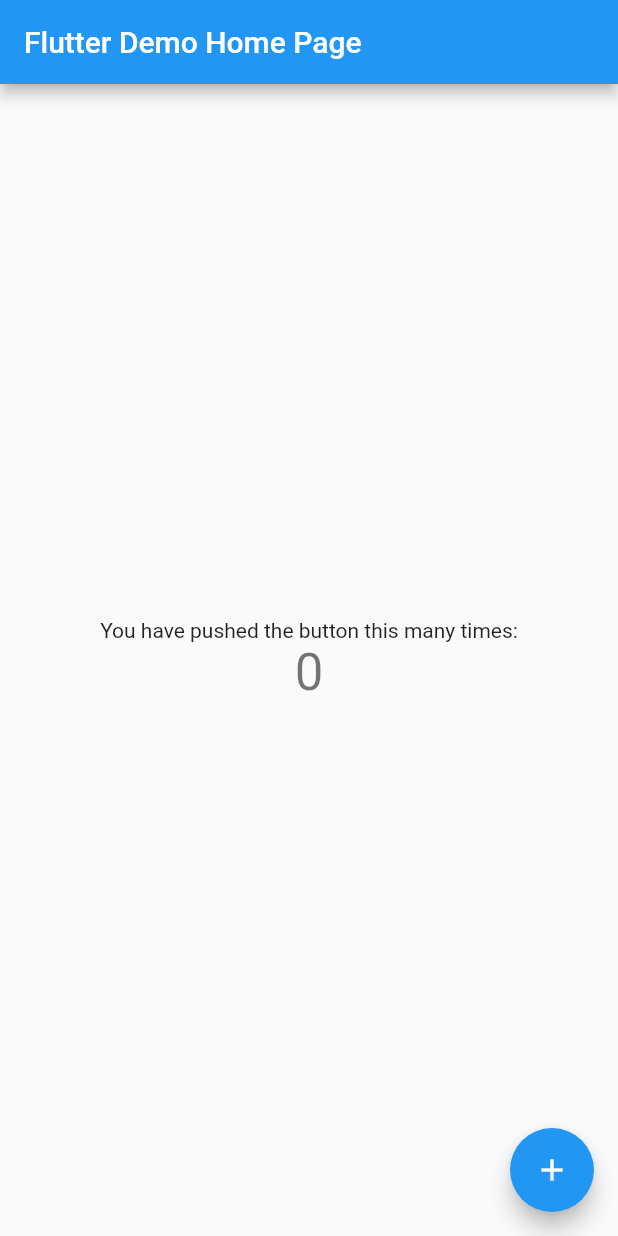
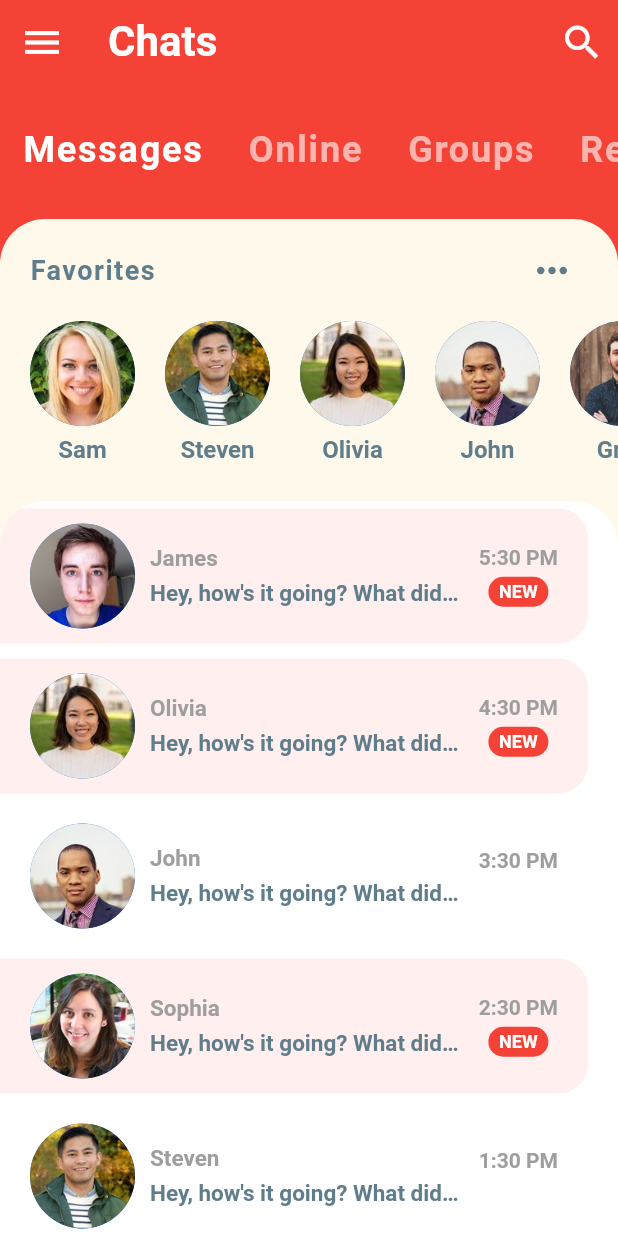
Before and after one commit to sebastianarcila98/chat-flutter-app, a Flutter app: the screen it shows after launch, on a phone screen of 412 x 824 dp. Run offline on Flutter 3.47's test engine with Material 2 defaults, Android fonts, the phone set to English and light mode, and no system bars.

Commit message:
finished homescreen ui and added navigation to chat screen

```diff
--- a/lib/main.dart
+++ b/lib/main.dart
@@ -1,115 +1,31 @@
+// ignore_for_file: prefer_const_constructors
+import 'package:chat_app/screens/home_screen.dart';
 import 'package:flutter/material.dart';
 
-void main() {
-  runApp(const MyApp());
-}
+void main() => runApp(const MyApp());
 
 class MyApp extends StatelessWidget {
   const MyApp({super.key});
 
-  // This widget is the root of your application.
   @override
   Widget build(BuildContext context) {
     return MaterialApp(
-      title: 'Flutter Demo',
+      debugShowCheckedModeBanner: false,
+      title: 'Chat Application UI',
       theme: ThemeData(
-        // This is the theme of your application.
-        //
-        // Try running your application with "flutter run". You'll see the
-        // application has a blue toolbar. Then, without quitting the app, try
-        // changing the primarySwatch below to Colors.green and then invoke
-        // "hot reload" (press "r" in the console where you ran "flutter run",
-        // or simply save your changes to "hot reload" in a Flutter IDE).
-        // Notice that the counter didn't reset back to zero; the application
-        // is not restarted.
-        primarySwatch: Colors.blue,
-      ),
-      home: const MyHomePage(title: 'Flutter Demo Home Page'),
+          colorScheme: ColorScheme(
+              brightness: Brightness.light,
+              primary: Colors.red,
+              onPrimary: Colors.white,
+              secondary: Color(0xffffef9eb),
+              onSecondary: Colors.black,
+              error: Colors.transparent,
+              onError: Colors.red,
+              background: Colors.white,
+              onBackground: Colors.black,
+              surface: Colors.white,
+              onSurface: Colors.black)),
+      home: HomeScreen(),
     );
   }
 }
-
-class MyHomePage extends StatefulWidget {
-  const MyHomePage({super.key, required this.title});
-
-  // This widget is the home page of your application. It is stateful, meaning
-  // that it has a State object (defined below) that contains fields that affect
-  // how it looks.
-
-  // This class is the configuration for the state. It holds the values (in this
-  // case the title) provided by the parent (in this case the App widget) and
-  // used by the build method of the State. Fields in a Widget subclass are
-  // always marked "final".
-
-  final String title;
-
-  @override
-  State<MyHomePage> createState() => _MyHomePageState();
-}
-
-class _MyHomePageState extends State<MyHomePage> {
-  int _counter = 0;
-
-  void _incrementCounter() {
-    setState(() {
-      // This call to setState tells the Flutter framework that something has
-      // changed in this State, which causes it to rerun the build method below
-      // so that the display can reflect the updated values. If we changed
-      // _counter without calling setState(), then the build method would not be
-      // called again, and so nothing would appear to happen.
-      _counter++;
-    });
-  }
-
-  @override
-  Widget build(BuildContext context) {
-    // This method is rerun every time setState is called, for instance as done
-    // by the _incrementCounter method above.
-    //
-    // The Flutter framework has been optimized to make rerunning build methods
-    // fast, so that you can just rebuild anything that needs updating rather
-    // than having to individually change instances of widgets.
-    return Scaffold(
-      appBar: AppBar(
-        // Here we take the value from the MyHomePage object that was created by
-        // the App.build method, and use it to set our appbar title.
-        title: Text(widget.title),
-      ),
-      body: Center(
-        // Center is a layout widget. It takes a single child and positions it
-        // in the middle of the parent.
-        child: Column(
-          // Column is also a layout widget. It takes a list of children and
-          // arranges them vertically. By default, it sizes itself to fit its
-          // children horizontally, and tries to be as tall as its parent.
-          //
-          // Invoke "debug painting" (press "p" in the console, choose the
-          // "Toggle Debug Paint" action from the Flutter Inspector in Android
-          // Studio, or the "Toggle Debug Paint" command in Visual Studio Code)
-          // to see the wireframe for each widget.
-          //
-          // Column has various properties to control how it sizes itself and
-          // how it positions its children. Here we use mainAxisAlignment to
-          // center the children vertically; the main axis here is the vertical
-          // axis because Columns are vertical (the cross axis would be
-          // horizontal).
-          mainAxisAlignment: MainAxisAlignment.center,
-          children: <Widget>[
-            const Text(
-              'You have pushed the button this many times:',
-            ),
-            Text(
-              '$_counter',
-              style: Theme.of(context).textTheme.headline4,
-            ),
-          ],
-        ),
-      ),
-      floatingActionButton: FloatingActionButton(
-        onPressed: _incrementCounter,
-        tooltip: 'Increment',
-        child: const Icon(Icons.add),
-      ), // This trailing comma makes auto-formatting nicer for build methods.
-    );
-  }
-}
--- a/lib/models/message_model.dart
+++ b/lib/models/message_model.dart
@@ -5,14 +5,14 @@ class Message {
   final String time;
   final String text;
   final bool isLiked;
-  final bool isRead;
+  final bool unread;
 
   Message({
     required this.sender,
     required this.time,
     required this.text,
     required this.isLiked,
-    required this.isRead,
+    required this.unread,
   });
 }
 
@@ -70,49 +70,49 @@ List<Message> chats = [
     time: '5:30 PM',
     text: 'Hey, how\'s it going? What did you do today?',
     isLiked: false,
-    isRead: true,
+    unread: true,
   ),
   Message(
     sender: olivia,
     time: '4:30 PM',
     text: 'Hey, how\'s it going? What did you do today?',
     isLiked: false,
-    isRead: true,
+    unread: true,
   ),
   Message(
     sender: john,
     time: '3:30 PM',
     text: 'Hey, how\'s it going? What did you do today?',
     isLiked: false,
-    isRead: false,
+    unread: false,
   ),
   Message(
     sender: sophia,
     time: '2:30 PM',
     text: 'Hey, how\'s it going? What did you do today?',
     isLiked: false,
-    isRead: true,
+    unread: true,
   ),
   Message(
     sender: steven,
     time: '1:30 PM',
     text: 'Hey, how\'s it going? What did you do today?',
     isLiked: false,
-    isRead: false,
+    unread: false,
   ),
   Message(
     sender: sam,
     time: '12:30 PM',
     text: 'Hey, how\'s it going? What did you do today?',
     isLiked: false,
-    isRead: false,
+    unread: false,
   ),
   Message(
     sender: greg,
     time: '11:30 AM',
     text: 'Hey, how\'s it going? What did you do today?',
     isLiked: false,
-    isRead: false,
+    unread: false,
   ),
 ];
 
@@ -123,41 +123,41 @@ List<Message> messages = [
     time: '5:30 PM',
     text: 'Hey, how\'s it going? What did you do today?',
     isLiked: true,
-    isRead: true,
+    unread: true,
   ),
   Message(
     sender: currentUser,
     time: '4:30 PM',
     text: 'Just walked my doge. She was super duper cute. The best pupper!!',
     isLiked: false,
-    isRead: true,
+    unread: true,
   ),
   Message(
     sender: james,
     time: '3:45 PM',
     text: 'How\'s the doggo?',
     isLiked: false,
-    isRead: true,
+    unread: true,
   ),
   Message(
     sender: james,
     time: '3:15 PM',
     text: 'All the food',
     isLiked: true,
-    isRead: true,
+    unread: true,
   ),
   Message(
     sender: currentUser,
     time: '2:30 PM',
     text: 'Nice! What kind of food did you eat?',
     isLiked: false,
-    isRead: true,
+    unread: true,
   ),
   Message(
     sender: james,
     time: '2:00 PM',
     text: 'I ate so much food today.',
     isLiked: false,
-    isRead: true,
+    unread: true,
   ),
 ];
--- /dev/null
+++ b/lib/screens/home_screen.dart
@@ -0,0 +1,65 @@
+// ignore_for_file: prefer_const_constructors, prefer_const_literals_to_create_immutables, avoid_print
+import 'package:chat_app/widgets/favorite_contacts.dart';
+import 'package:flutter/material.dart';
+
+import '../widgets/category_selector.dart';
+import '../widgets/recent_chats.dart';
+
+class HomeScreen extends StatefulWidget {
+  const HomeScreen({super.key});
+
+  @override
+  State<HomeScreen> createState() => _HomeScreenState();
+}
+
+class _HomeScreenState extends State<HomeScreen> {
+  @override
+  Widget build(BuildContext context) {
+    return Scaffold(
+      backgroundColor: Theme.of(context).colorScheme.primary,
+      appBar: AppBar(
+        leading: IconButton(
+          icon: Icon(Icons.menu),
+          iconSize: 30.0,
+          onPressed: () {},
+          color: Colors.white,
+        ),
+        elevation: 0.0,
+        title: Text(
+          "Chats",
+          style: TextStyle(
+              color: Colors.white, fontSize: 28.0, fontWeight: FontWeight.bold),
+        ),
+        actions: <Widget>[
+          IconButton(
+            icon: Icon(Icons.search),
+            iconSize: 30.0,
+            color: Colors.white,
+            onPressed: () {},
+          ),
+        ],
+      ),
+      body: Column(
+        children: <Widget>[
+          CategorySelector(),
+          Expanded(
+            child: Container(
+              decoration: BoxDecoration(
+                color: Theme.of(context).colorScheme.secondary,
+                borderRadius: BorderRadius.vertical(
+                  top: Radius.circular(30),
+                ),
+              ),
+              child: Column(
+                children: [
+                  FavoriteContacts(),
+                  RecentChats(),
+                ],
+              ),
+            ),
+          )
+        ],
+      ),
+    );
+  }
+}
--- /dev/null
+++ b/lib/widgets/category_selector.dart
@@ -0,0 +1,47 @@
+import 'package:flutter/material.dart';
+
+class CategorySelector extends StatefulWidget {
+  const CategorySelector({super.key});
+
+  @override
+  State<CategorySelector> createState() => _CategorySelectorState();
+}
+
+class _CategorySelectorState extends State<CategorySelector> {
+  int _selectedIndex = 0;
+  final List<String> categories = ['Messages', 'Online', 'Groups', 'Request'];
+
+  @override
+  Widget build(BuildContext context) {
+    return Container(
+      height: 90,
+      color: Theme.of(context).colorScheme.primary,
+      child: ListView.builder(
+        itemCount: categories.length,
+        scrollDirection: Axis.horizontal,
+        itemBuilder: (BuildContext context, int index) {
+          return GestureDetector(
+            onTap: () {
+              setState(() {
+                _selectedIndex = index;
+              });
+            },
+            child: Padding(
+              padding: const EdgeInsets.symmetric(horizontal: 15, vertical: 30),
+              child: Text(
+                categories[index],
+                style: TextStyle(
+                  color:
+                      _selectedIndex == index ? Colors.white : Colors.white60,
+                  fontSize: 24,
+                  fontWeight: FontWeight.bold,
+                  letterSpacing: 1.2,
+                ),
+              ),
+            ),
+          );
+        },
+      ),
+    );
+  }
+}
--- /dev/null
+++ b/lib/widgets/favorite_contacts.dart
@@ -0,0 +1,70 @@
+// ignore_for_file: prefer_const_constructors, sized_box_for_whitespace
+
+import 'package:chat_app/models/message_model.dart';
+import 'package:flutter/material.dart';
+
+class FavoriteContacts extends StatelessWidget {
+  const FavoriteContacts({super.key});
+
+  @override
+  Widget build(BuildContext context) {
+    return Padding(
+      padding: EdgeInsets.symmetric(vertical: 10.0),
+      child: Column(
+        children: [
+          Padding(
+            padding: EdgeInsets.symmetric(horizontal: 20),
+            child: Row(
+              mainAxisAlignment: MainAxisAlignment.spaceBetween,
+              children: <Widget>[
+                Text(
+                  'Favorites',
+                  style: TextStyle(
+                      fontWeight: FontWeight.bold,
+                      color: Colors.blueGrey,
+                      fontSize: 18,
+                      letterSpacing: 1),
+                ),
+                IconButton(
+                  iconSize: 30,
+                  color: Colors.blueGrey,
+                  onPressed: (() {}),
+                  icon: Icon(Icons.more_horiz),
+                )
+              ],
+            ),
+          ),
+          Container(
+            height: 120,
+            child: ListView.builder(
+              itemCount: favorites.length,
+              scrollDirection: Axis.horizontal,
+              padding: EdgeInsets.only(left: 10),
+              itemBuilder: (context, index) {
+                return Padding(
+                  padding: EdgeInsets.all(10.0),
+                  child: Column(
+                    children: [
+                      CircleAvatar(
+                        radius: 35,
+                        backgroundImage: AssetImage(favorites[index].imageUrl),
+                      ),
+                      SizedBox(height: 6),
+                      Text(
+                        favorites[index].name,
+                        style: TextStyle(
+                            color: Colors.blueGrey,
+                            fontSize: 16,
+                            fontWeight: FontWeight.w600),
+                      ),
+                    ],
+                  ),
+                );
+              },
+            ),
+          )
+        ],
+      ),
+    );
+  }
+}
--- /dev/null
+++ b/lib/widgets/recent_chats.dart
@@ -0,0 +1,113 @@
+// ignore_for_file: prefer_const_constructors, sized_box_for_whitespace
+
+import 'package:flutter/material.dart';
+
+import '../models/message_model.dart';
+
+class RecentChats extends StatelessWidget {
+  const RecentChats({super.key});
+
+  @override
+  Widget build(BuildContext context) {
+    return Expanded(
+      child: Container(
+        decoration: BoxDecoration(
+          color: Colors.white,
+          borderRadius: BorderRadius.vertical(top: Radius.circular(30)),
+        ),
+        child: ClipRRect(
+          borderRadius: BorderRadius.vertical(top: Radius.circular(30)),
+          child: ListView.builder(
+              itemCount: chats.length,
+              itemBuilder: (context, index) {
+                final Message chat = chats[index];
+                return Container(
+                  margin: EdgeInsets.only(right: 20, top: 5, bottom: 5),
+                  padding: EdgeInsets.symmetric(horizontal: 20, vertical: 10),
+                  decoration: BoxDecoration(
+                      color: chat.unread ? Color(0xFFFFEFEE) : Colors.white,
+                      borderRadius:
+                          BorderRadius.horizontal(right: Radius.circular(20))),
+                  child: Row(
+                    mainAxisAlignment: MainAxisAlignment.spaceBetween,
+                    children: [
+                      Row(
+                        children: [
+                          CircleAvatar(
+                            radius: 35,
+                            backgroundImage: AssetImage(chat.sender.imageUrl),
+                          ),
+                          SizedBox(
+                            width: 10,
+                          ),
+                          Column(
+                            crossAxisAlignment: CrossAxisAlignment.start,
+                            children: [
+                              Text(
+                                chat.sender.name,
+                                style: TextStyle(
+                                    color: Colors.grey,
+                                    fontSize: 15,
+                                    fontWeight: FontWeight.bold),
+                              ),
+                              SizedBox(
+                                height: 5,
+                              ),
+                              Container(
+                                width: MediaQuery.of(context).size.width * 0.50,
+                                child: Text(
+                                  chat.text,
+                                  style: TextStyle(
+                                    color: Colors.blueGrey,
+                                    fontSize: 15,
+                                    fontWeight: FontWeight.w600,
+                                  ),
+                                  overflow: TextOverflow.ellipsis,
+                                ),
+                              ),
+                            ],
+                          ),
+                        ],
+                      ),
+                      Column(
+                        children: <Widget>[
+                          Text(
+                            chat.time,
+                            style: TextStyle(
+                                color: Colors.grey,
+                                fontWeight: FontWeight.bold),
+                          ),
+                          SizedBox(
+                            height: 5,
+                          ),
+                          chat.unread
+                              ? Container(
+                                  width: 40,
+                                  height: 20,
+                                  decoration: BoxDecoration(
+                                    borderRadius: BorderRadius.circular(30),
+                                    color:
+                                        Theme.of(context).colorScheme.primary,
+                                  ),
+                                  alignment: Alignment.center,
+                                  child: Text(
+                                    'NEW',
+                                    style: TextStyle(
+                                      color: Colors.white,
+                                      fontSize: 12,
+                                      fontWeight: FontWeight.bold,
+                                    ),
+                                  ),
+                                )
+                              : Text(''),
+                        ],
+                      )
+                    ],
+                  ),
+                );
+              }),
+        ),
+      ),
+    );
+  }
+}
```
